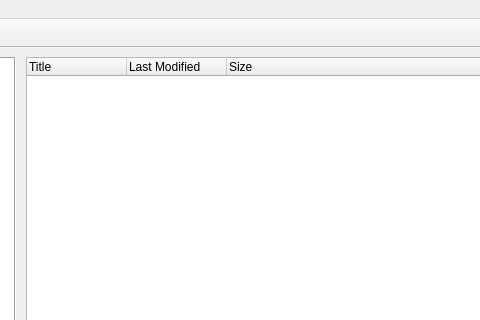
Old version of the form mainwindow.ui in the repository tranter/qt-google-drive; both pictures show x 284 to 764 and y 0 to 320 of the 1020 by 685 pixel window.
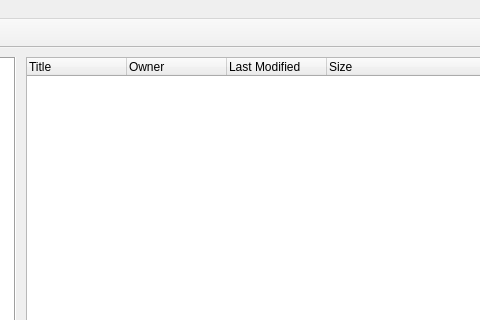
New version of the form. Icons and pictures are not drawn.

Commit message: owner info implementation and integration

What changed in the file:
```diff
--- a/mainwindow.ui
+++ b/mainwindow.ui
@@ -77,6 +77,11 @@
       <string>Title</string>
      </property>
     </column>
+    <column>
+     <property name="text">
+      <string>Owner</string>
+     </property>
+    </column>
     <column>
      <property name="text">
       <string>Last Modified</string>
```
The commit also changes 8 other files.
